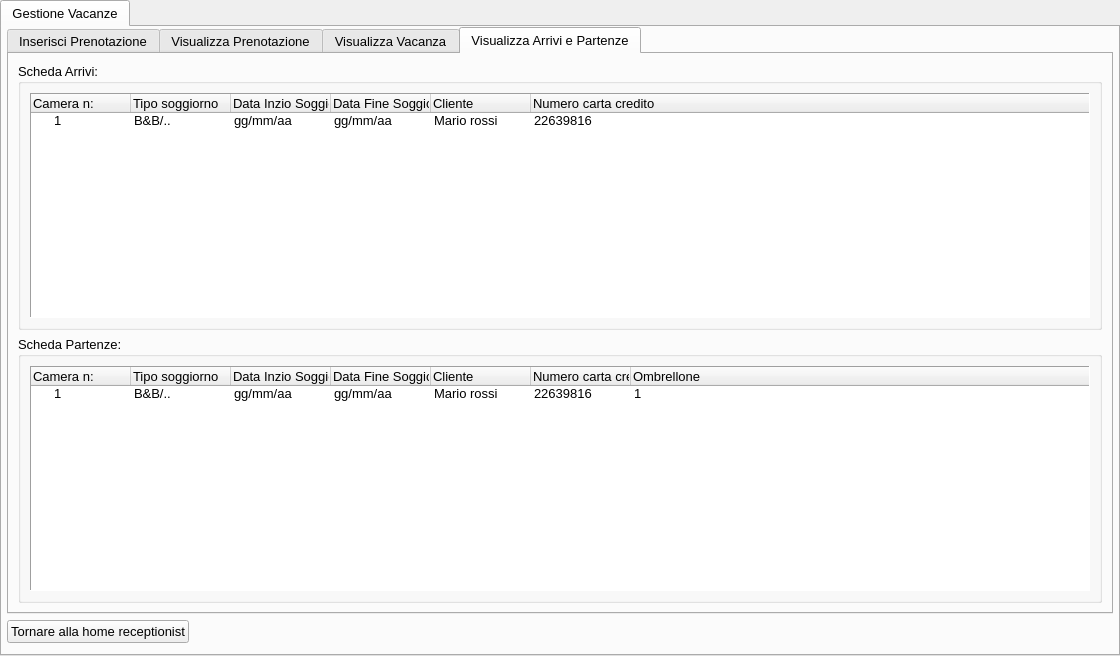
First picture: the form in ui/Receptionist/GestireLaVacanza/HomeGestioneVacanze.ui, repository mdoraz/Hotel, before the edit.
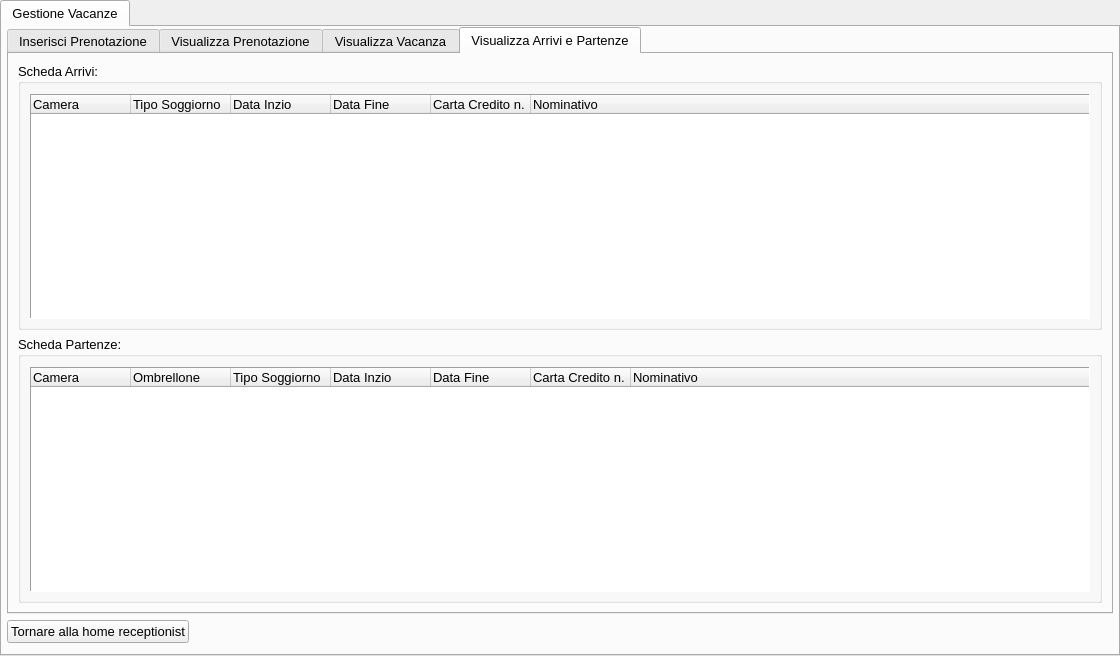
Second picture: the form after the edit. The open tabs and pages were chosen to show the change.

Patch:
```diff
--- a/ui/Receptionist/GestireLaVacanza/HomeGestioneVacanze.ui
+++ b/ui/Receptionist/GestireLaVacanza/HomeGestioneVacanze.ui
@@ -2085,6 +2085,12 @@
            <string>Scheda Arrivi:</string>
           </property>
           <layout class="QGridLayout" name="gridLayout_11">
+           <property name="topMargin">
+            <number>10</number>
+           </property>
+           <property name="bottomMargin">
+            <number>8</number>
+           </property>
            <item row="0" column="0">
             <widget class="QTreeWidget" name="treewidgetArrivi">
              <property name="frameShape">
@@ -2096,79 +2102,39 @@
              <property name="selectionBehavior">
               <enum>QAbstractItemView::SelectItems</enum>
              </property>
+             <property name="indentation">
+              <number>1</number>
+             </property>
              <column>
               <property name="text">
-               <string>Camera n:</string>
+               <string>Camera</string>
               </property>
              </column>
              <column>
               <property name="text">
-               <string>Tipo soggiorno</string>
+               <string>Tipo Soggiorno</string>
               </property>
              </column>
              <column>
               <property name="text">
-               <string>Data Inzio Soggiorno</string>
+               <string>Data Inzio</string>
               </property>
              </column>
              <column>
               <property name="text">
-               <string>Data Fine Soggiorno</string>
+               <string>Data Fine</string>
               </property>
              </column>
              <column>
               <property name="text">
-               <string>Cliente</string>
+               <string>Carta Credito n.</string>
               </property>
              </column>
              <column>
               <property name="text">
-               <string>Numero carta credito</string>
+               <string>Nominativo</string>
               </property>
              </column>
-             <item>
-              <property name="text">
-               <string>1</string>
-              </property>
-              <property name="text">
-               <string>B&amp;B/..</string>
-              </property>
-              <property name="text">
-               <string>gg/mm/aa</string>
-              </property>
-              <property name="text">
-               <string>gg/mm/aa</string>
-              </property>
-              <property name="text">
-               <string>Mario rossi</string>
-              </property>
-              <property name="text">
-               <string>22639816</string>
-              </property>
-              <property name="flags">
-               <set>ItemIsDragEnabled|ItemIsDropEnabled|ItemIsUserCheckable|ItemIsEnabled</set>
-              </property>
-             </item>
-             <item>
-              <property name="text">
-               <string/>
-              </property>
-              <property name="text">
-               <string/>
-              </property>
-              <property name="text">
-               <string/>
-              </property>
-              <property name="text">
-               <string/>
-              </property>
-              <property name="text">
-               <string/>
-              </property>
-              <property name="text">
-               <string/>
-              </property>
-             </item>
             </widget>
            </item>
           </layout>
@@ -2180,6 +2146,12 @@
            <string>Scheda Partenze:</string>
           </property>
           <layout class="QGridLayout" name="gridLayout_12">
+           <property name="topMargin">
+            <number>10</number>
+           </property>
+           <property name="bottomMargin">
+            <number>8</number>
+           </property>
            <item row="0" column="0">
             <widget class="QTreeWidget" name="treewidgetPartenze">
              <property name="frameShape">
@@ -2191,34 +2163,12 @@
              <property name="selectionBehavior">
               <enum>QAbstractItemView::SelectItems</enum>
              </property>
+             <property name="indentation">
+              <number>1</number>
+             </property>
              <column>
               <property name="text">
-               <string>Camera n:</string>
-              </property>
-             </column>
-             <column>
-              <property name="text">
-               <string>Tipo soggiorno</string>
-              </property>
-             </column>
-             <column>
-              <property name="text">
-               <string>Data Inzio Soggiorno</string>
-              </property>
-             </column>
-             <column>
-              <property name="text">
-               <string>Data Fine Soggiorno</string>
-              </property>
-             </column>
-             <column>
-              <property name="text">
-               <string>Cliente</string>
-              </property>
-             </column>
-             <column>
-              <property name="text">
-               <string>Numero carta credito</string>
+               <string>Camera</string>
               </property>
              </column>
              <column>
@@ -2226,55 +2176,31 @@
                <string>Ombrellone</string>
               </property>
              </column>
-             <item>
+             <column>
               <property name="text">
-               <string>1</string>
+               <string>Tipo Soggiorno</string>
               </property>
+             </column>
+             <column>
               <property name="text">
-               <string>B&amp;B/..</string>
+               <string>Data Inzio</string>
               </property>
+             </column>
+             <column>
               <property name="text">
-               <string>gg/mm/aa</string>
+               <string>Data Fine</string>
               </property>
+             </column>
+             <column>
               <property name="text">
-               <string>gg/mm/aa</string>
+               <string>Carta Credito n.</string>
               </property>
+             </column>
+             <column>
               <property name="text">
-               <string>Mario rossi</string>
+               <string>Nominativo</string>
               </property>
-              <property name="text">
-               <string>22639816</string>
-              </property>
-              <property name="text">
-               <string>1</string>
-              </property>
-              <property name="flags">
-               <set>ItemIsDragEnabled|ItemIsDropEnabled|ItemIsUserCheckable|ItemIsEnabled</set>
-              </property>
-             </item>
-             <item>
-              <property name="text">
-               <string/>
-              </property>
-              <property name="text">
-               <string/>
-              </property>
-              <property name="text">
-               <string/>
-              </property>
-              <property name="text">
-               <string/>
-              </property>
-              <property name="text">
-               <string/>
-              </property>
-              <property name="text">
-               <string/>
-              </property>
-              <property name="text">
-               <string/>
-              </property>
-             </item>
+             </column>
             </widget>
            </item>
           </layout>
```
Left out of the diff: 18 changed lines with no effect on the pictures.
